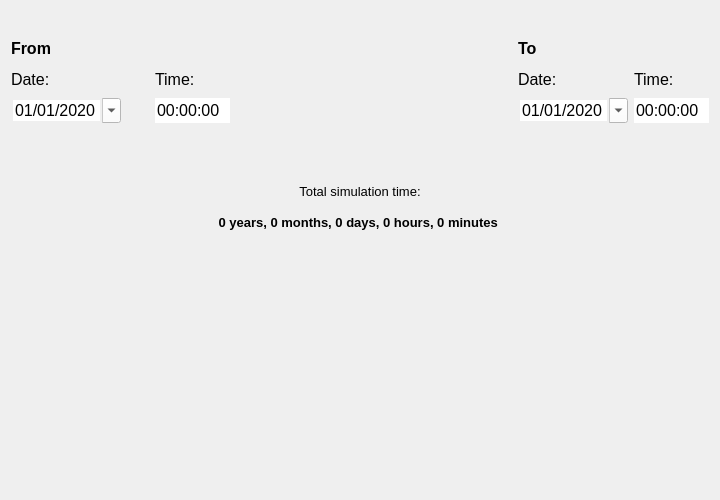
nens/threedi-api-qgis-client, file threedi_api_qgis_client/ui/page_duration.ui: the form before one commit.
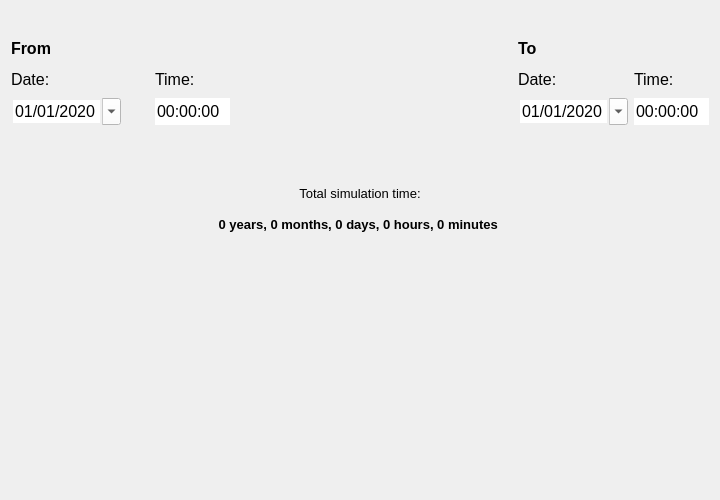
The form after the commit.

What changed in the file:
```diff
--- a/threedi_api_qgis_client/ui/page_duration.ui
+++ b/threedi_api_qgis_client/ui/page_duration.ui
@@ -127,6 +127,12 @@
    </item>
    <item row="4" column="0">
     <widget class="QDateEdit" name="date_from">
+     <property name="sizePolicy">
+      <sizepolicy hsizetype="Minimum" vsizetype="Preferred">
+       <horstretch>0</horstretch>
+       <verstretch>0</verstretch>
+      </sizepolicy>
+     </property>
      <property name="minimumSize">
       <size>
        <width>110</width>
@@ -135,8 +141,8 @@
      </property>
      <property name="maximumSize">
       <size>
-       <width>110</width>
-       <height>25</height>
+       <width>16777215</width>
+       <height>16777215</height>
       </size>
      </property>
      <property name="font">
@@ -171,6 +177,12 @@
    </item>
    <item row="4" column="5">
     <widget class="QDateEdit" name="date_to">
+     <property name="sizePolicy">
+      <sizepolicy hsizetype="Minimum" vsizetype="Preferred">
+       <horstretch>0</horstretch>
+       <verstretch>0</verstretch>
+      </sizepolicy>
+     </property>
      <property name="minimumSize">
       <size>
        <width>110</width>
@@ -179,8 +191,8 @@
      </property>
      <property name="maximumSize">
       <size>
-       <width>110</width>
-       <height>25</height>
+       <width>16777215</width>
+       <height>16777215</height>
       </size>
      </property>
      <property name="font">
@@ -230,7 +242,7 @@
      <property name="maximumSize">
       <size>
        <width>16777215</width>
-       <height>25</height>
+       <height>16777215</height>
       </size>
      </property>
      <property name="font">
@@ -251,6 +263,12 @@
    </item>
    <item row="4" column="3">
     <widget class="QTimeEdit" name="time_from">
+     <property name="sizePolicy">
+      <sizepolicy hsizetype="Minimum" vsizetype="Preferred">
+       <horstretch>0</horstretch>
+       <verstretch>0</verstretch>
+      </sizepolicy>
+     </property>
      <property name="minimumSize">
       <size>
        <width>75</width>
@@ -259,8 +277,8 @@
      </property>
      <property name="maximumSize">
       <size>
-       <width>75</width>
-       <height>25</height>
+       <width>16777215</width>
+       <height>16777215</height>
       </size>
      </property>
      <property name="font">
@@ -303,7 +321,7 @@
      <property name="maximumSize">
       <size>
        <width>16777215</width>
-       <height>25</height>
+       <height>16777215</height>
       </size>
      </property>
      <property name="font">
@@ -469,6 +487,12 @@
    </item>
    <item row="4" column="6">
     <widget class="QTimeEdit" name="time_to">
+     <property name="sizePolicy">
+      <sizepolicy hsizetype="Minimum" vsizetype="Preferred">
+       <horstretch>0</horstretch>
+       <verstretch>0</verstretch>
+      </sizepolicy>
+     </property>
      <property name="minimumSize">
       <size>
        <width>75</width>
@@ -477,8 +501,8 @@
      </property>
      <property name="maximumSize">
       <size>
-       <width>75</width>
-       <height>25</height>
+       <width>16777215</width>
+       <height>16777215</height>
       </size>
      </property>
      <property name="font">
```
Left out of the diff: 20 changed lines with no effect on the pictures.
